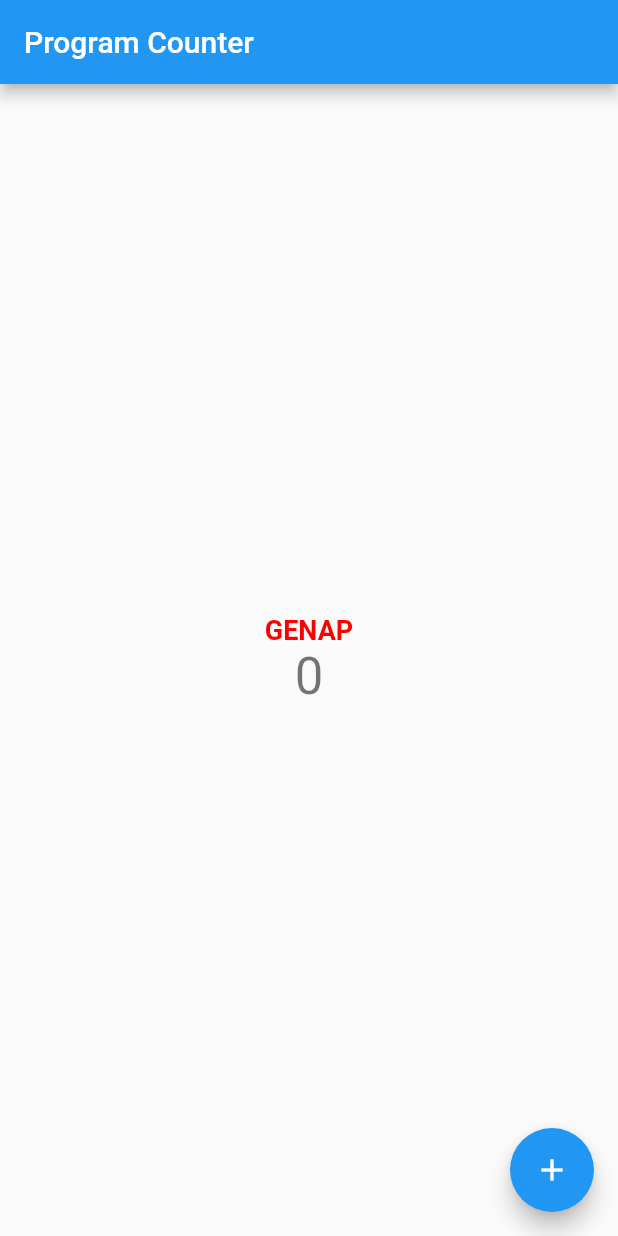
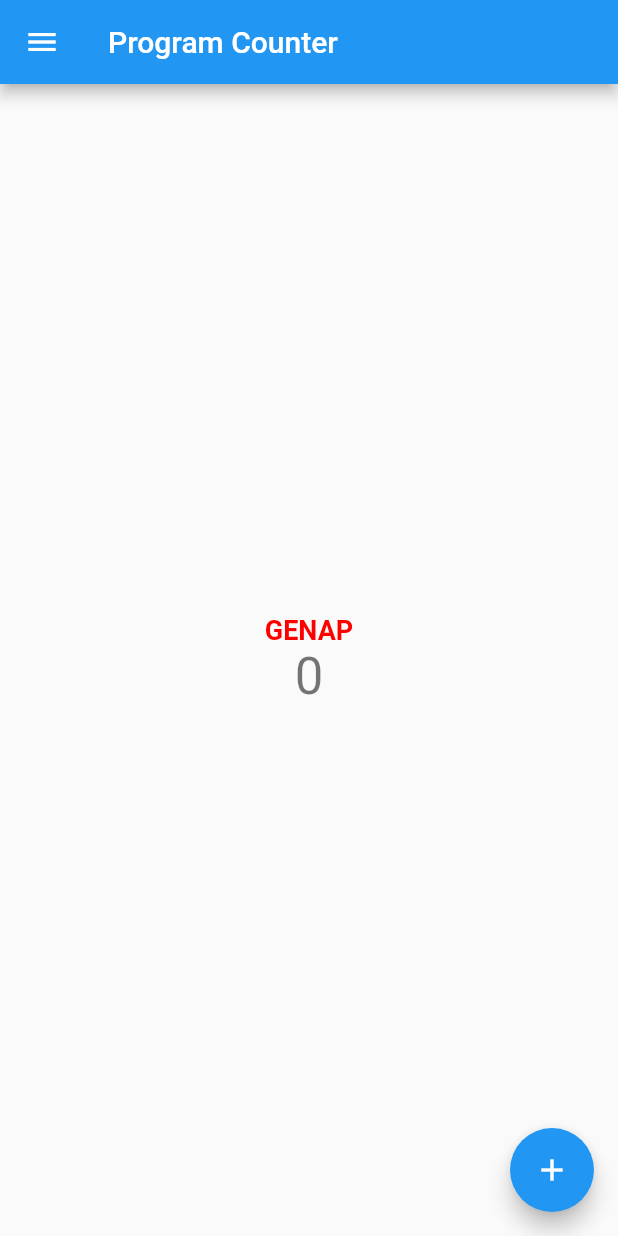
Before and after one commit to LyzanderAndrylie/pbp-flutter-lab, a Flutter app: the screen it shows after launch, on a phone screen of 412 x 824 dp. Run offline on Flutter 3.47's test engine with Material 2 defaults, Android fonts, the phone set to English and light mode, and no system bars.

Commit message:
Menambahkan drawer dan tombol navigasi
Menambahkan tiga tombol navigasi pada drawer/hamburger.
    1. Navigasi pertama untuk ke halaman counter.
    2. Navigasi kedua untuk ke halaman form.
    3. Navigasi ketiga untuk ke halaman yang menampilkan data budget
    yang telah di-input melalui form.

```diff
--- a/lib/main.dart
+++ b/lib/main.dart
@@ -1,4 +1,6 @@
 import 'package:flutter/material.dart';
+import 'package:counter_7/form_budget.dart';
+import 'package:counter_7/data_budget.dart';
 
 void main() {
   runApp(const MyApp());
@@ -14,15 +16,15 @@ class MyApp extends StatelessWidget {
       theme: ThemeData(
         primarySwatch: Colors.blue,
       ),
-      home: const MyHomePage(title: 'Program Counter'),
+      home: const MyHomePage(),
     );
   }
 }
 
 class MyHomePage extends StatefulWidget {
-  const MyHomePage({super.key, required this.title});
+  const MyHomePage({super.key});
 
-  final String title;
+  final String title = 'Program Counter';
 
   @override
   State<MyHomePage> createState() => _MyHomePageState();
@@ -64,6 +66,44 @@ class _MyHomePageState extends State<MyHomePage> {
       appBar: AppBar(
         title: Text(widget.title),
       ),
+      // Menambahkan drawer menu
+      drawer: Drawer(
+        child: Column(
+          children: [
+            // Menambahkan clickable menu
+            ListTile(
+              title: const Text('counter_7'),
+              onTap: () {
+                // Route menu ke halaman utama
+                Navigator.pushReplacement(
+                  context,
+                  MaterialPageRoute(builder: (context) => const MyHomePage()),
+                );
+              },
+            ),
+            ListTile(
+              title: const Text('Tambah Budget'),
+              onTap: () {
+                // Route menu ke halaman form
+                Navigator.pushReplacement(
+                  context,
+                  MaterialPageRoute(builder: (context) => const MyFormPage()),
+                );
+              },
+            ),
+            ListTile(
+              title: const Text('Data Budget'),
+              onTap: () {
+                // Route menu ke halaman form
+                Navigator.pushReplacement(
+                  context,
+                  MaterialPageRoute(builder: (context) => const MyDataBudget()),
+                );
+              },
+            ),
+          ],
+        ),
+      ),
       body: Center(
         child: Column(
           mainAxisAlignment: MainAxisAlignment.center,
@@ -92,12 +132,14 @@ class _MyHomePageState extends State<MyHomePage> {
               Visibility(
                 visible: _counter != 0,
                 child: FloatingActionButton(
+                  heroTag: "decrementButton",
                   onPressed: _decrementCounter,
                   tooltip: 'Decrement',
                   child: const Icon(Icons.remove),
                 ),
               ),
               FloatingActionButton(
+                heroTag: "incrementButton",
                 onPressed: _incrementCounter,
                 tooltip: 'Increment',
                 child: const Icon(Icons.add),
```
Also changed, not shown: lib/data_budget.dart (added, +67 -0 lines), lib/form_budget.dart (added, +66 -0 lines).
